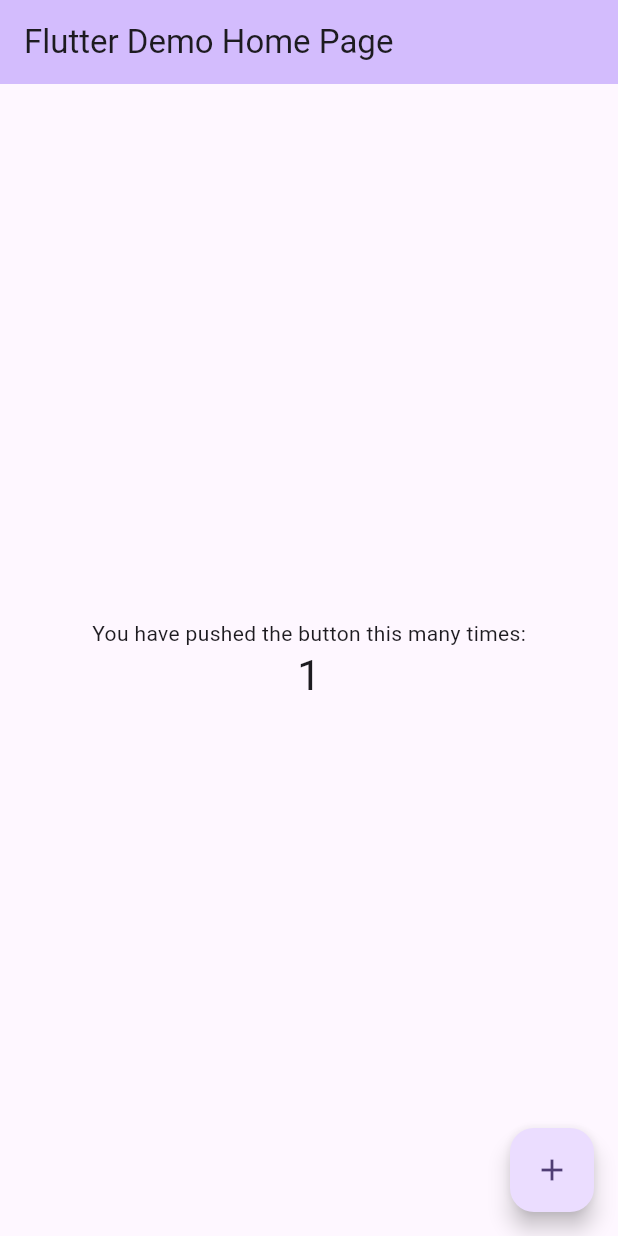
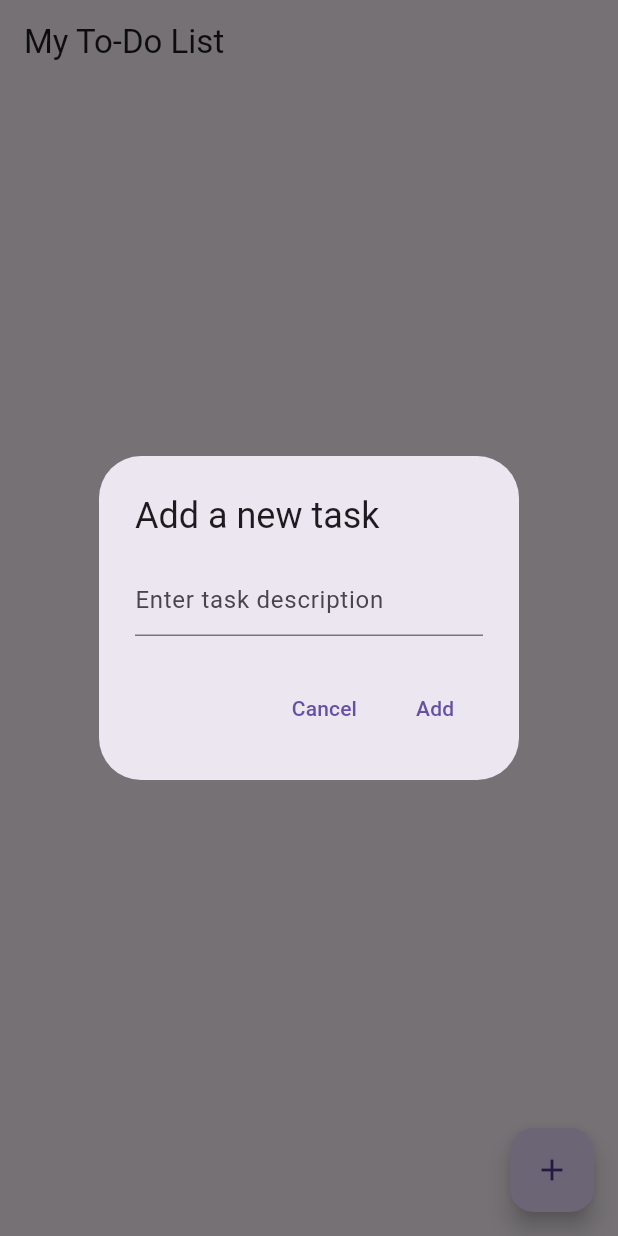
Before and after one commit to chydee/nubiatech-todo-app, a Flutter app: the screen it shows after launch, after a tap on the "add" icon, on a phone screen of 412 x 824 dp. Run offline on Flutter 3.47's test engine with Material 3 defaults, Android fonts, the light colour scheme and no system bars; our stand-ins replace flutter_mobx, mobx, sqflite; accounts and stored records are empty; generated files the repository leaves out were written again.

Commit message:
complete app setup and write unit test for the database helper

```diff
--- a/lib/data_source/database_helper.dart
+++ b/lib/data_source/database_helper.dart
@@ -30,7 +30,7 @@ class DatabaseHelper {
 
   Future<int> insertTask(Task task) async {
     Database db = await database;
-    return await db.insert('tasks', task.toMap());
+    return await db.insert('tasks', task.toMap()..remove('id'));
   }
 
   Future<List<Task>> getTasks() async {
--- a/lib/main.dart
+++ b/lib/main.dart
@@ -1,4 +1,6 @@
 import 'package:flutter/material.dart';
+import 'package:flutter_mobx/flutter_mobx.dart';
+import 'package:nubiatech_todo_app/store/task_store.dart';
 
 void main() {
   runApp(const MyApp());
@@ -7,119 +9,90 @@
 class MyApp extends StatelessWidget {
   const MyApp({super.key});
 
-  // This widget is the root of your application.
   @override
   Widget build(BuildContext context) {
     return MaterialApp(
-      title: 'Flutter Demo',
+      title: 'NubiaTech To-Do App',
       theme: ThemeData(
-        // This is the theme of your application.
-        //
-        // TRY THIS: Try running your application with "flutter run". You'll see
-        // the application has a purple toolbar. Then, without quitting the app,
-        // try changing the seedColor in the colorScheme below to Colors.green
-        // and then invoke "hot reload" (save your changes or press the "hot
-        // reload" button in a Flutter-supported IDE, or press "r" if you used
-        // the command line to start the app).
-        //
-        // Notice that the counter didn't reset back to zero; the application
-        // state is not lost during the reload. To reset the state, use hot
-        // restart instead.
-        //
-        // This works for code too, not just values: Most code changes can be
-        // tested with just a hot reload.
-        colorScheme: ColorScheme.fromSeed(seedColor: Colors.deepPurple),
-        useMaterial3: true,
+        primarySwatch: Colors.blue,
       ),
-      home: const MyHomePage(title: 'Flutter Demo Home Page'),
+      home: HomeScreen(),
     );
   }
 }
 
-class MyHomePage extends StatefulWidget {
-  const MyHomePage({super.key, required this.title});
-
-  // This widget is the home page of your application. It is stateful, meaning
-  // that it has a State object (defined below) that contains fields that affect
-  // how it looks.
-
-  // This class is the configuration for the state. It holds the values (in this
-  // case the title) provided by the parent (in this case the App widget) and
-  // used by the build method of the State. Fields in a Widget subclass are
-  // always marked "final".
-
-  final String title;
-
-  @override
-  State<MyHomePage> createState() => _MyHomePageState();
-}
-
-class _MyHomePageState extends State<MyHomePage> {
-  int _counter = 0;
-
-  void _incrementCounter() {
-    setState(() {
-      // This call to setState tells the Flutter framework that something has
-      // changed in this State, which causes it to rerun the build method below
-      // so that the display can reflect the updated values. If we changed
-      // _counter without calling setState(), then the build method would not be
-      // called again, and so nothing would appear to happen.
-      _counter++;
-    });
-  }
+class HomeScreen extends StatelessWidget {
+  final TaskStore _taskStore = TaskStore();
 
   @override
   Widget build(BuildContext context) {
-    // This method is rerun every time setState is called, for instance as done
-    // by the _incrementCounter method above.
-    //
-    // The Flutter framework has been optimized to make rerunning build methods
-    // fast, so that you can just rebuild anything that needs updating rather
-    // than having to individually change instances of widgets.
     return Scaffold(
       appBar: AppBar(
-        // TRY THIS: Try changing the color here to a specific color (to
-        // Colors.amber, perhaps?) and trigger a hot reload to see the AppBar
-        // change color while the other colors stay the same.
-        backgroundColor: Theme.of(context).colorScheme.inversePrimary,
-        // Here we take the value from the MyHomePage object that was created by
-        // the App.build method, and use it to set our appbar title.
-        title: Text(widget.title),
+        title: Text('My To-Do List'),
       ),
-      body: Center(
-        // Center is a layout widget. It takes a single child and positions it
-        // in the middle of the parent.
-        child: Column(
-          // Column is also a layout widget. It takes a list of children and
-          // arranges them vertically. By default, it sizes itself to fit its
-          // children horizontally, and tries to be as tall as its parent.
-          //
-          // Column has various properties to control how it sizes itself and
-          // how it positions its children. Here we use mainAxisAlignment to
-          // center the children vertically; the main axis here is the vertical
-          // axis because Columns are vertical (the cross axis would be
-          // horizontal).
-          //
-          // TRY THIS: Invoke "debug painting" (choose the "Toggle Debug Paint"
-          // action in the IDE, or press "p" in the console), to see the
-          // wireframe for each widget.
-          mainAxisAlignment: MainAxisAlignment.center,
-          children: <Widget>[
-            const Text(
-              'You have pushed the button this many times:',
-            ),
-            Text(
-              '$_counter',
-              style: Theme.of(context).textTheme.headlineMedium,
-            ),
-          ],
+      body: Observer(
+        builder: (_) => ListView.builder(
+          itemCount: _taskStore.tasks.length,
+          itemBuilder: (context, index) {
+            final task = _taskStore.tasks[index];
+            return ListTile(
+              title: Text(
+                task.description,
+                style: TextStyle(
+                  decoration: task.isDone
+                      ? TextDecoration.lineThrough
+                      : TextDecoration.none,
+                ),
+              ),
+              trailing: Checkbox(
+                value: task.isDone,
+                onChanged: (value) {
+                  task.isDone = value!;
+                  _taskStore.updateTask(task);
+                },
+              ),
+              onLongPress: () => _taskStore.deleteTask(task.id!),
+            );
+          },
         ),
       ),
       floatingActionButton: FloatingActionButton(
-        onPressed: _incrementCounter,
-        tooltip: 'Increment',
+        onPressed: () => _displayDialog(context),
         child: const Icon(Icons.add),
-      ), // This trailing comma makes auto-formatting nicer for build methods.
+      ),
+    );
+  }
+
+  Future<void> _displayDialog(BuildContext context) async {
+    final TextEditingController _textFieldController = TextEditingController();
+
+    return showDialog<void>(
+      context: context,
+      barrierDismissible: false, // User must tap button!
+      builder: (BuildContext context) {
+        return AlertDialog(
+          title: Text('Add a new task'),
+          content: TextField(
+            controller: _textFieldController,
+            decoration: InputDecoration(hintText: 'Enter task description'),
+          ),
+          actions: <Widget>[
+            TextButton(
+              child: Text('Cancel'),
+              onPressed: () {
+                Navigator.of(context).pop();
+              },
+            ),
+            TextButton(
+              child: Text('Add'),
+              onPressed: () {
+                _taskStore.addTask(_textFieldController.text);
+                Navigator.of(context).pop();
+              },
+            ),
+          ],
+        );
+      },
     );
   }
 }
--- /dev/null
+++ b/lib/store/task_store.dart
@@ -0,0 +1,39 @@
+import 'package:mobx/mobx.dart';
+import 'package:nubiatech_todo_app/data_source/database_helper.dart';
+import 'package:nubiatech_todo_app/models/task.dart';
+
+part 'task_store.g.dart';
+
+class TaskStore = _TaskStore with _$TaskStore;
+
+abstract class _TaskStore with Store {
+  final DatabaseHelper _dbHelper = DatabaseHelper();
+
+  @observable
+  ObservableList<Task> tasks = ObservableList<Task>();
+
+  @action
+  Future<void> fetchTasks() async {
+    tasks.clear();
+    tasks.addAll(await _dbHelper.getTasks());
+  }
+
+  @action
+  Future<void> addTask(String description) async {
+    final task = Task(id: 0, description: description);
+    await _dbHelper.insertTask(task);
+    await fetchTasks();
+  }
+
+  @action
+  Future<void> updateTask(Task task) async {
+    await _dbHelper.updateTask(task);
+    await fetchTasks();
+  }
+
+  @action
+  Future<void> deleteTask(int id) async {
+    await _dbHelper.deleteTask(id);
+    await fetchTasks();
+  }
+}
--- a/pubspec.yaml
+++ b/pubspec.yaml
@@ -24,12 +24,13 @@ dependencies:
   # Use with the CupertinoIcons class for iOS style icons.
   cupertino_icons: ^1.0.6
   google_fonts:
+  build_runner: ^2.4.11
 
 dev_dependencies:
   flutter_test:
     sdk: flutter
   mobx_codegen: ^2.0.0
-  build_runner: ^2.0.0
+  sqflite_common_ffi: ^2.0.0
 
   # The "flutter_lints" package below contains a set of recommended lints to
   # encourage good coding practices. The lint set provided by the package is
```
Also changed, not shown: lib/models/task.dart (+9 -4 lines), pubspec.lock, 2 other files.
